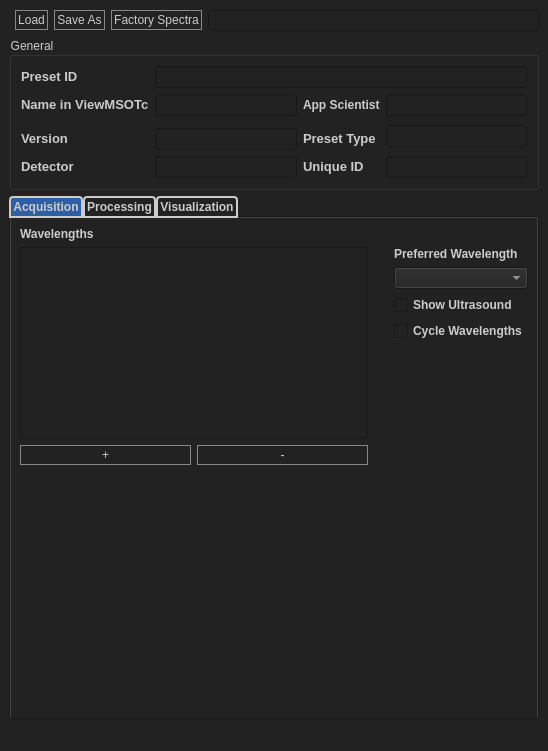
The window that source/resources/preset_editor.ui (jaytreee/PresetEditor) describes before a commit, drawn with Qt 5.
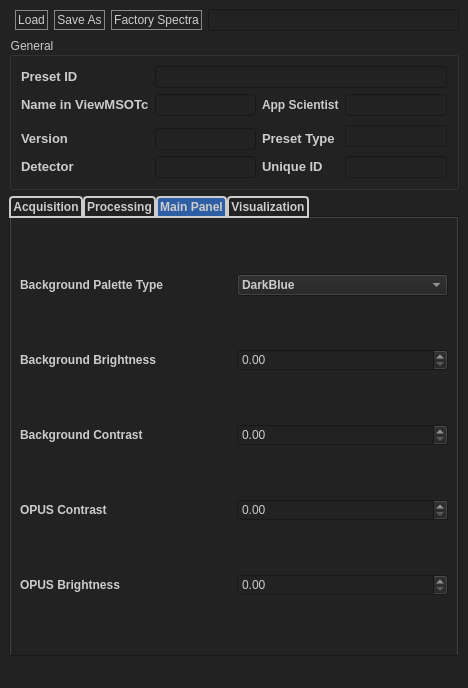
The same window after the commit. The open tabs and pages were chosen to show the change.

Commit message: Added Main Panel

Patch:
```diff
--- a/source/resources/preset_editor.ui
+++ b/source/resources/preset_editor.ui
@@ -6,8 +6,8 @@
    <rect>
     <x>0</x>
     <y>0</y>
-    <width>548</width>
-    <height>751</height>
+    <width>468</width>
+    <height>686</height>
    </rect>
   </property>
   <property name="font">
@@ -888,6 +888,185 @@
         </item>
        </layout>
       </widget>
+      <widget class="QWidget" name="tab_4">
+       <attribute name="title">
+        <string>Main Panel</string>
+       </attribute>
+       <layout class="QGridLayout" name="gridLayout_5">
+        <item row="1" column="0">
+         <widget class="QLabel" name="label_18">
+          <property name="font">
+           <font>
+            <weight>75</weight>
+            <bold>true</bold>
+           </font>
+          </property>
+          <property name="text">
+           <string>Background Brightness</string>
+          </property>
+         </widget>
+        </item>
+        <item row="0" column="1">
+         <widget class="QComboBox" name="mainPanelPaletteType">
+          <property name="font">
+           <font>
+            <weight>75</weight>
+            <bold>true</bold>
+           </font>
+          </property>
+          <item>
+           <property name="text">
+            <string>DarkBlue</string>
+           </property>
+          </item>
+          <item>
+           <property name="text">
+            <string>Bone</string>
+           </property>
+          </item>
+          <item>
+           <property name="text">
+            <string>Contrast</string>
+           </property>
+          </item>
+          <item>
+           <property name="text">
+            <string>Cyan</string>
+           </property>
+          </item>
+          <item>
+           <property name="text">
+            <string>Gray</string>
+           </property>
+          </item>
+          <item>
+           <property name="text">
+            <string>DarkGreen</string>
+           </property>
+          </item>
+          <item>
+           <property name="text">
+            <string>Hot</string>
+           </property>
+          </item>
+          <item>
+           <property name="text">
+            <string>Hue</string>
+           </property>
+          </item>
+          <item>
+           <property name="text">
+            <string>Jet</string>
+           </property>
+          </item>
+          <item>
+           <property name="text">
+            <string>LightBlue</string>
+           </property>
+          </item>
+          <item>
+           <property name="text">
+            <string>LightGreen</string>
+           </property>
+          </item>
+          <item>
+           <property name="text">
+            <string>LightRed</string>
+           </property>
+          </item>
+          <item>
+           <property name="text">
+            <string>Magenta</string>
+           </property>
+          </item>
+          <item>
+           <property name="text">
+            <string>DarkRed</string>
+           </property>
+          </item>
+          <item>
+           <property name="text">
+            <string>RdBuBl</string>
+           </property>
+          </item>
+          <item>
+           <property name="text">
+            <string>UnionJack</string>
+           </property>
+          </item>
+          <item>
+           <property name="text">
+            <string>Yellow</string>
+           </property>
+          </item>
+         </widget>
+        </item>
+        <item row="3" column="0">
+         <widget class="QLabel" name="label_16">
+          <property name="font">
+           <font>
+            <weight>75</weight>
+            <bold>true</bold>
+           </font>
+          </property>
+          <property name="text">
+           <string>OPUS Contrast</string>
+          </property>
+         </widget>
+        </item>
+        <item row="0" column="0">
+         <widget class="QLabel" name="label_15">
+          <property name="font">
+           <font>
+            <weight>75</weight>
+            <bold>true</bold>
+           </font>
+          </property>
+          <property name="text">
+           <string>Background Palette Type</string>
+          </property>
+         </widget>
+        </item>
+        <item row="4" column="0">
+         <widget class="QLabel" name="label_17">
+          <property name="font">
+           <font>
+            <weight>75</weight>
+            <bold>true</bold>
+           </font>
+          </property>
+          <property name="text">
+           <string>OPUS Brightness</string>
+          </property>
+         </widget>
+        </item>
+        <item row="2" column="0">
+         <widget class="QLabel" name="label_19">
+          <property name="font">
+           <font>
+            <weight>75</weight>
+            <bold>true</bold>
+           </font>
+          </property>
+          <property name="text">
+           <string>Background Contrast</string>
+          </property>
+         </widget>
+        </item>
+        <item row="1" column="1">
+         <widget class="QDoubleSpinBox" name="mainPanelBrightnessDoubleSpinBox"/>
+        </item>
+        <item row="4" column="1">
+         <widget class="QDoubleSpinBox" name="mainPanelOPUSContrastDoubleSpinBox"/>
+        </item>
+        <item row="2" column="1">
+         <widget class="QDoubleSpinBox" name="mainPanelContrastDoubleSpinBox"/>
+        </item>
+        <item row="3" column="1">
+         <widget class="QDoubleSpinBox" name="mainPanelOPUSBrightnessDoubleSpinBox"/>
+        </item>
+       </layout>
+      </widget>
       <widget class="QWidget" name="tab_2">
        <attribute name="title">
         <string>Visualization</string>
```
Left out of the diff: 483 changed lines with no effect on the pictures. The commit also changes 2 other files.
